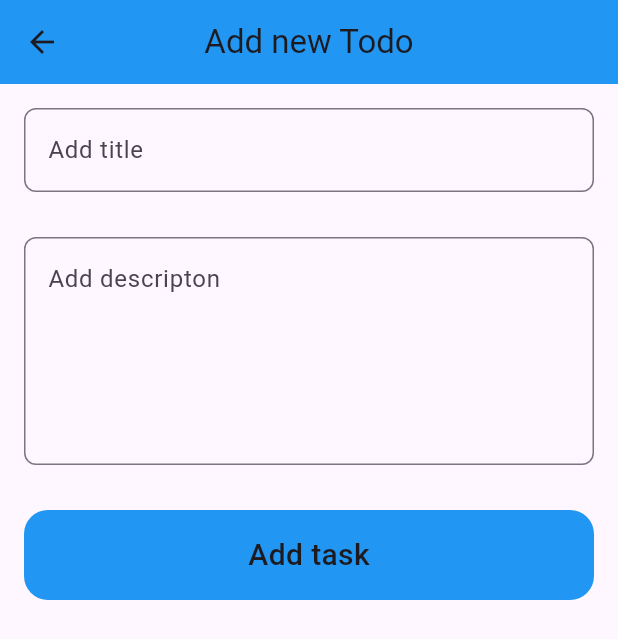
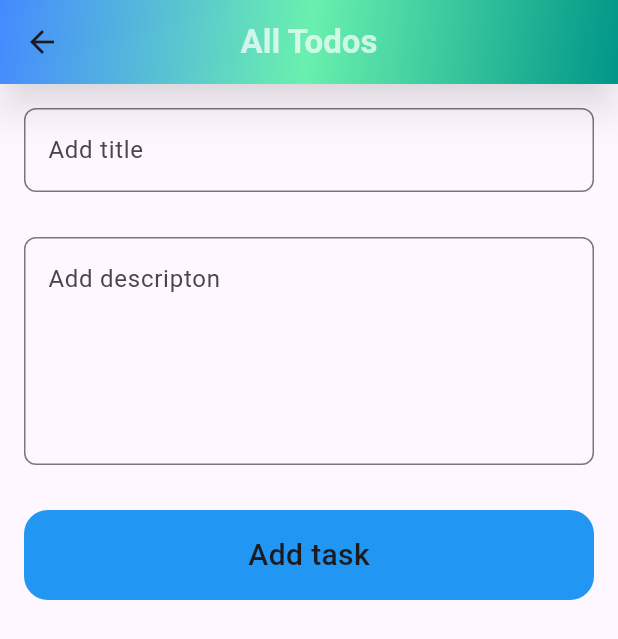
Before and after one commit to aliraza055/mytodo, a Flutter app: the screen it shows after launch, after a tap on the "add" icon, on a phone screen of 412 x 824 dp. Shown: the top 639 px of the screen. Run offline on Flutter 3.47's test engine with Material 3 defaults, Android fonts, the phone set to English and light mode, and no system bars; our stand-ins replace cloud_firestore, firebase_core, fluttertoast; accounts and stored records are empty.

Commit message:
change app bar

```diff
--- a/lib/Screens/addtodo.dart
+++ b/lib/Screens/addtodo.dart
@@ -34,11 +34,26 @@ class _AddtodoState extends State<Addtodo> {
   @override
   Widget build(BuildContext context) {
     return Scaffold(
-      appBar: AppBar(
-        backgroundColor: Colors.blue,
-        title:const Text("Add new Todo"),
-        centerTitle: true,
+     appBar: AppBar(
+  title: const Text(
+    'All Todos',
+    style: TextStyle(fontWeight: FontWeight.bold,color: Colors.white70),
+  ),
+  centerTitle: true,
+  elevation: 10,
+shadowColor: Colors.black.withOpacity(0.5),
+  flexibleSpace: Container(
+
+    decoration: const BoxDecoration(
+      gradient: LinearGradient(
+
+         colors: [Colors.blueAccent, Colors.greenAccent, Colors.teal], //
+        begin: Alignment.topLeft,
+        end: Alignment.bottomRight,
       ),
+    ),
+  ),
+),
       body:Padding(
         padding: const EdgeInsets.all(16.0),
         child: Column(
--- a/lib/Screens/todo.dart
+++ b/lib/Screens/todo.dart
@@ -22,9 +22,13 @@ class _TodoPageState extends State<TodoPage> {
     style: TextStyle(fontWeight: FontWeight.bold,color: Colors.white70),
   ),
   centerTitle: true,
+  elevation: 10,
+shadowColor: Colors.black.withOpacity(0.5),
   flexibleSpace: Container(
+
     decoration: const BoxDecoration(
       gradient: LinearGradient(
+
          colors: [Colors.blueAccent, Colors.greenAccent, Colors.teal], //
         begin: Alignment.topLeft,
         end: Alignment.bottomRight,
```
